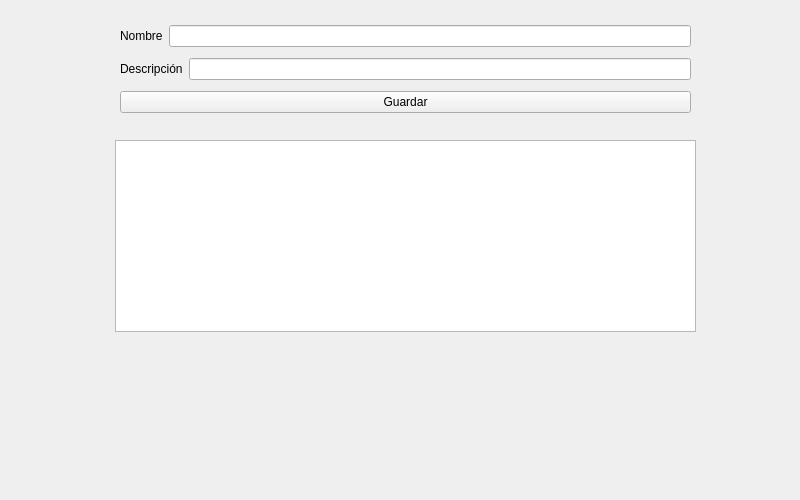
Old version of the form ui/designer/add_category.ui in the repository franlop24/mystore_pyside6.
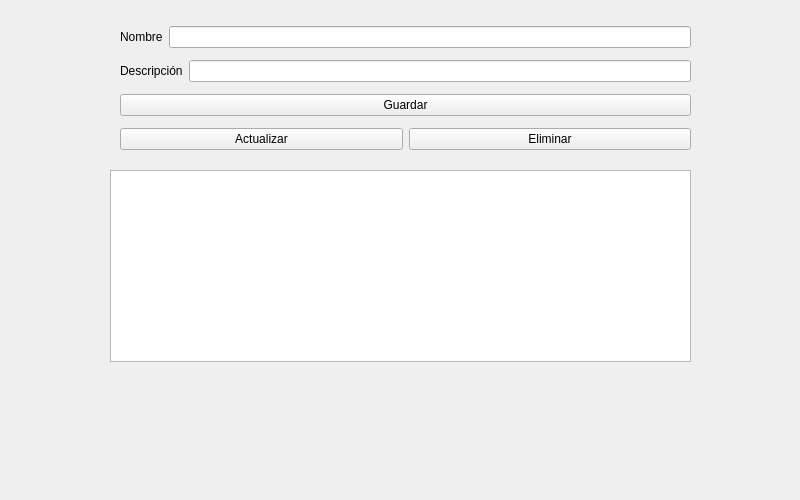
New version of the form.

Patch:
```diff
--- a/ui/designer/add_category.ui
+++ b/ui/designer/add_category.ui
@@ -16,20 +16,20 @@
   <widget class="QTableWidget" name="table_categories">
    <property name="geometry">
     <rect>
-     <x>115</x>
-     <y>140</y>
+     <x>110</x>
+     <y>170</y>
      <width>581</width>
      <height>192</height>
     </rect>
    </property>
   </widget>
-  <widget class="QWidget" name="">
+  <widget class="QWidget" name="layoutWidget">
    <property name="geometry">
     <rect>
      <x>120</x>
      <y>0</y>
      <width>571</width>
-     <height>118</height>
+     <height>157</height>
     </rect>
    </property>
    <layout class="QVBoxLayout" name="verticalLayout">
@@ -71,6 +71,24 @@
       </property>
      </widget>
     </item>
+    <item>
+     <layout class="QHBoxLayout" name="horizontalLayout_3">
+      <item>
+       <widget class="QPushButton" name="button_update">
+        <property name="text">
+         <string>Actualizar</string>
+        </property>
+       </widget>
+      </item>
+      <item>
+       <widget class="QPushButton" name="button_delete">
+        <property name="text">
+         <string>Eliminar</string>
+        </property>
+       </widget>
+      </item>
+     </layout>
+    </item>
    </layout>
   </widget>
  </widget>
```
